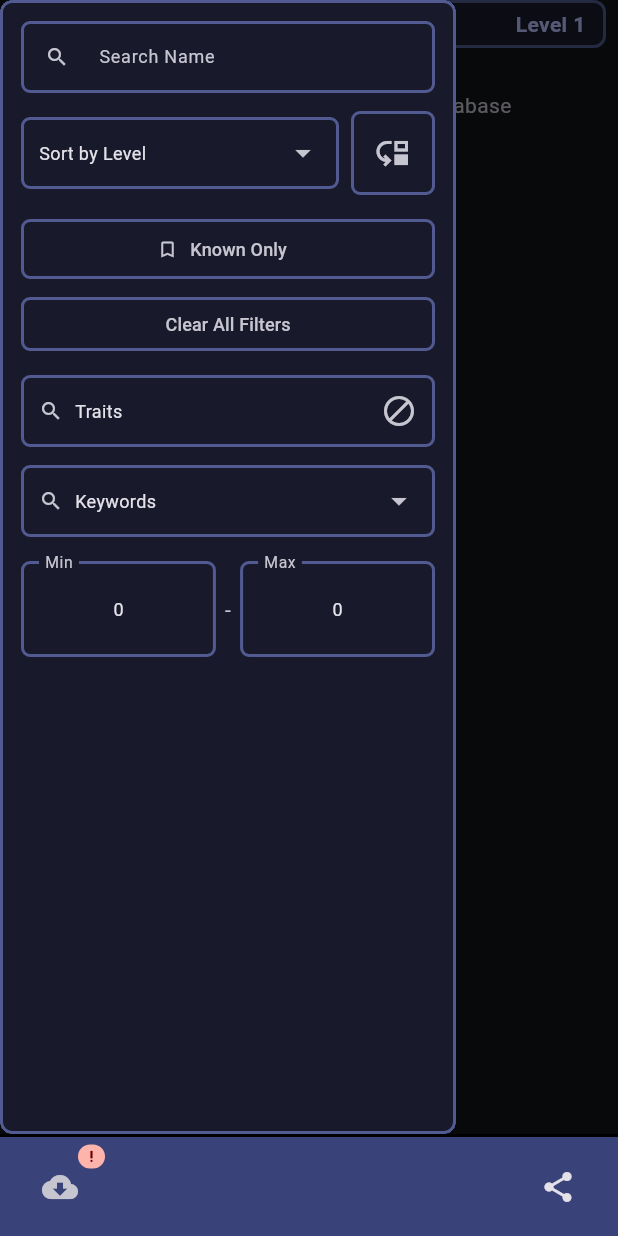
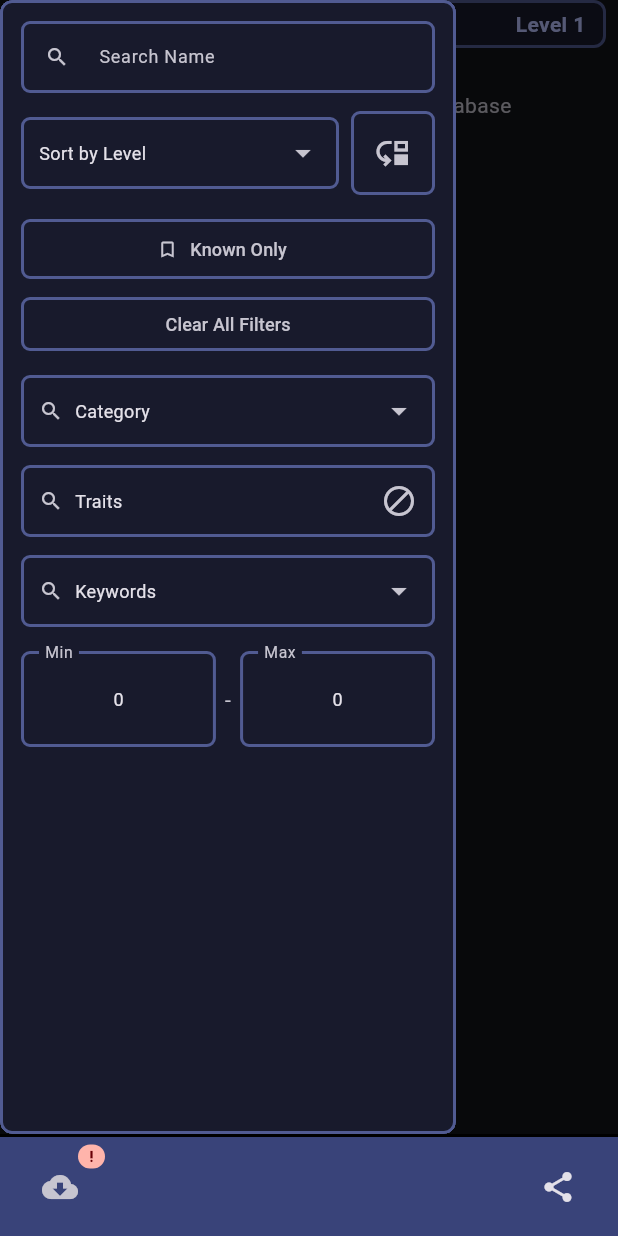
Before and after one commit to nactris/alchemicalToolkit, a Flutter app: the screen it shows after launch, in the side drawer, after a tap on the "cloud download" icon, on a phone screen of 412 x 824 dp. Run offline on Flutter 3.47's test engine with Material 3 defaults, Android fonts, the phone set to English and light mode, and no system bars; our stand-ins replace file_picker, flutter_markdown_plus, sqflite, sqflite_common_ffi; accounts and stored records are empty.

Commit message:
added category search

```diff
--- a/flutter/alchemical_toolkit/lib/database_service.dart
+++ b/flutter/alchemical_toolkit/lib/database_service.dart
@@ -24,7 +24,7 @@ class DatabaseService {
             id TEXT PRIMARY KEY,
             name TEXT,
             level SMALLINT,
-            item_subcategory TEXT,
+            subcategory TEXT,
             primary_source TEXT,
             markdown TEXT,
             text TEXT,
@@ -94,9 +94,8 @@ class DatabaseService {
 
   Future<bool> hasItems() async {
     final db = await database;
-    final ans =await db.rawQuery('SELECT EXISTS(SELECT 1 FROM items);');
+    final ans = await db.rawQuery('SELECT EXISTS(SELECT 1 FROM items);');
     return Sqflite.firstIntValue(ans) == 1;
-
   }
 
   Future<List<Map<String, dynamic>>> fetchAlchemicalItems() async {
@@ -198,7 +197,7 @@ class DatabaseService {
           'id': source['id'] ?? 'invalidId',
           'name': source['name'] ?? 'invalidName',
           'level': source['level'] ?? 0,
-          'item_subcategory': source['item_subcategory'] ?? 'invalid',
+          'subcategory': source['item_subcategory'] ?? 'invalid',
           'primary_source': source['primary_source'] ?? 'invalid',
           'markdown': source['markdown'] ?? '',
           'text': source['text'] ?? '',
@@ -497,6 +496,19 @@ class DatabaseService {
     return false;
   }
 
+  void test() async {
+    final db = await database;
+    final ans = await db.rawQuery('SELECT DISTINCT subcategory FROM items;');
+    final tot = ans
+        .expand((e) => e.values)
+        .map((e) {
+          final entry = e.toString().replaceFirst("Alchemical ", "");
+          return "\"$e\":\"$entry\"";
+
+        })
+        .join(", ");
+    print(tot);
+  }
 }
 
 int? actionsNumberToFont(int anum) {
--- a/flutter/alchemical_toolkit/lib/filter_details.dart
+++ b/flutter/alchemical_toolkit/lib/filter_details.dart
@@ -42,11 +42,9 @@ class _FilterPanelState extends State<FilterPanel> {
   final SearchController _keywordController = SearchController();
   final SearchController _traitController = SearchController();
 
-
   @override
   void initState() {
     super.initState();
-
   }
 
   @override
@@ -107,6 +105,9 @@ class _FilterPanelState extends State<FilterPanel> {
 
                   _buildClearButton(),
                   const SizedBox(height: 16),
+
+                  _buildSubcatergorySelect(),
+                  const SizedBox(height: 12),
 
                   _buildTraitsSection(),
                   const SizedBox(height: 12),
@@ -187,6 +188,81 @@ class _FilterPanelState extends State<FilterPanel> {
           borderRadius: BorderRadius.circular(6),
         ),
       ),
+    );
+  }
+
+  Widget _buildSubcatergorySelect() {
+    final colorScheme = Theme.of(context).colorScheme;
+
+    final options = {
+      '': '',
+      "Alchemical Food": "Food",
+      "Alchemical Elixirs": "Elixirs",
+      "Alchemical Poisons": "Poisons",
+      "Alchemical Ammunition": "Ammunition",
+      "Alchemical Bombs": "Bombs",
+      "Alchemical Tools": "Tools",
+      "Drugs": "Drugs",
+      "Alchemical Plants": "Plants",
+      "Bottled Monstrosities": "Bottled Monstrosities",
+      "Alchemical Other": "Other",
+    };
+
+    return LayoutBuilder(
+      builder: (context, constraints) {
+        return PopupMenuButton<String>(
+          position: PopupMenuPosition.under,
+          color: colorScheme.onSecondaryFixed,
+          constraints: BoxConstraints(
+            minWidth: constraints.maxWidth,
+            maxWidth: constraints.maxWidth,
+          ),
+          initialValue: widget.criteria.subcategory,
+          onSelected: (String selected) {
+            if (selected != widget.criteria.subcategory) {
+              widget.criteria.subcategory = selected;
+              _updateCriteria();
+            }
+          },
+          itemBuilder: (BuildContext context) {
+            return options.entries.map((entry) {
+              return PopupMenuItem<String>(
+                value: entry.key,
+                child: Text(
+                  entry.value,
+                  style: TextStyle(fontSize: 12, color: colorScheme.onSurface),
+                ),
+              );
+            }).toList();
+          },
+          child: Container(
+            padding: const EdgeInsets.all(10),
+            decoration: BoxDecoration(
+              border: Border.all(color: colorScheme.inversePrimary, width: 2),
+              borderRadius: BorderRadius.circular(6),
+            ),
+            child: Row(
+              children: [
+                Icon(
+                  Icons.search,
+                  size: 16,
+                  color: colorScheme.onSurfaceVariant,
+                ),
+                const SizedBox(width: 8),
+                Text(
+                  (options[widget.criteria.subcategory] ?? '').isNotEmpty ? options[widget.criteria.subcategory] ?? "Category" : "Category",
+                  style: TextStyle(fontSize: 12, color: colorScheme.onSurface),
+                ),
+                const Spacer(),
+                Icon(
+                  Icons.arrow_drop_down,
+                  color: colorScheme.onSurfaceVariant,
+                ),
+              ],
+            ),
+          ),
+        );
+      },
     );
   }
 
@@ -625,7 +701,7 @@ class _FilterPanelState extends State<FilterPanel> {
     );
   }
 
-    Widget _buildLevelSelect({
+  Widget _buildLevelSelect({
     required String boxLabel,
     int? min,
     int? max,
@@ -639,7 +715,10 @@ class _FilterPanelState extends State<FilterPanel> {
       decoration: InputDecoration(
         isCollapsed: true,
         isDense: true,
-        contentPadding: const EdgeInsets.symmetric(horizontal: 12, vertical: 16),
+        contentPadding: const EdgeInsets.symmetric(
+          horizontal: 12,
+          vertical: 16,
+        ),
         floatingLabelAlignment: FloatingLabelAlignment.start,
         floatingLabelStyle: TextStyle(
           fontSize: 14,
@@ -687,7 +766,7 @@ class _FilterPanelState extends State<FilterPanel> {
                 items:
                     List.generate(
                       (max ?? 20) - (min ?? 0) + 1,
-                      (index) => (min??0) + index,
+                      (index) => (min ?? 0) + index,
                     ).map((number) {
                       return DropdownMenuItem<int>(
                         value: number,
--- a/flutter/alchemical_toolkit/lib/layout.dart
+++ b/flutter/alchemical_toolkit/lib/layout.dart
@@ -26,18 +26,19 @@ class FilterCriteria {
   bool ascending;
   Map<String, bool> selectedTraits;
   Set<String> selectedKeywords;
-  //String? category
+  String subcategory;
   int minLevel;
   int maxLevel;
 
   FilterCriteria({
     this.name,
     this.sortBy = 'level',
+    this.subcategory = '',
     this.ascending = true,
     this.knownOnly = false,
     Map<String, bool>? selectedTraits,
     Set<String>? selectedKeywords,
-    //this.category = '',
+
     this.minLevel = 0,
     this.maxLevel = 20,
   }) : selectedTraits = selectedTraits ?? {},
@@ -49,6 +50,7 @@ class FilterCriteria {
     selectedTraits.clear();
     selectedKeywords.clear();
     minLevel = 0;
+    subcategory = '';
     maxLevel = 20;
   }
 }
@@ -275,7 +277,7 @@ class _ArchivistMainScreenState extends State<ArchivistMainScreen> {
     };
     final items = await _dbService.searchItems(
       name: criteria.name,
-      //subcategory: criteria.subcategory,
+      subcategory: criteria.subcategory.isNotEmpty ? criteria.subcategory : null,
       minLevel: criteria.minLevel,
       maxLevel: criteria.maxLevel,
       hideExcluded: true,
@@ -850,7 +852,7 @@ class _ArchivistMainScreenState extends State<ArchivistMainScreen> {
               color: colorScheme.onError,
             ),
             child: IconButton(
-              onPressed: _updateDatabase,
+              onPressed: _dbService.test,
               icon: _isLoading
                   ? const SizedBox(
                       width: 16,
```
